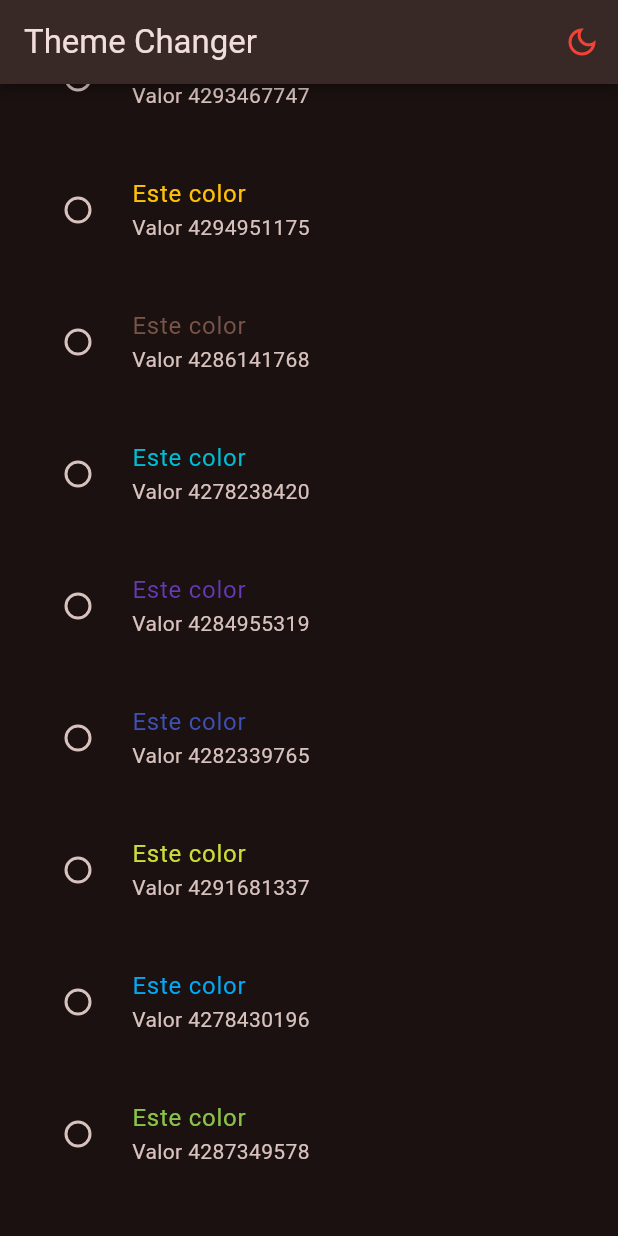
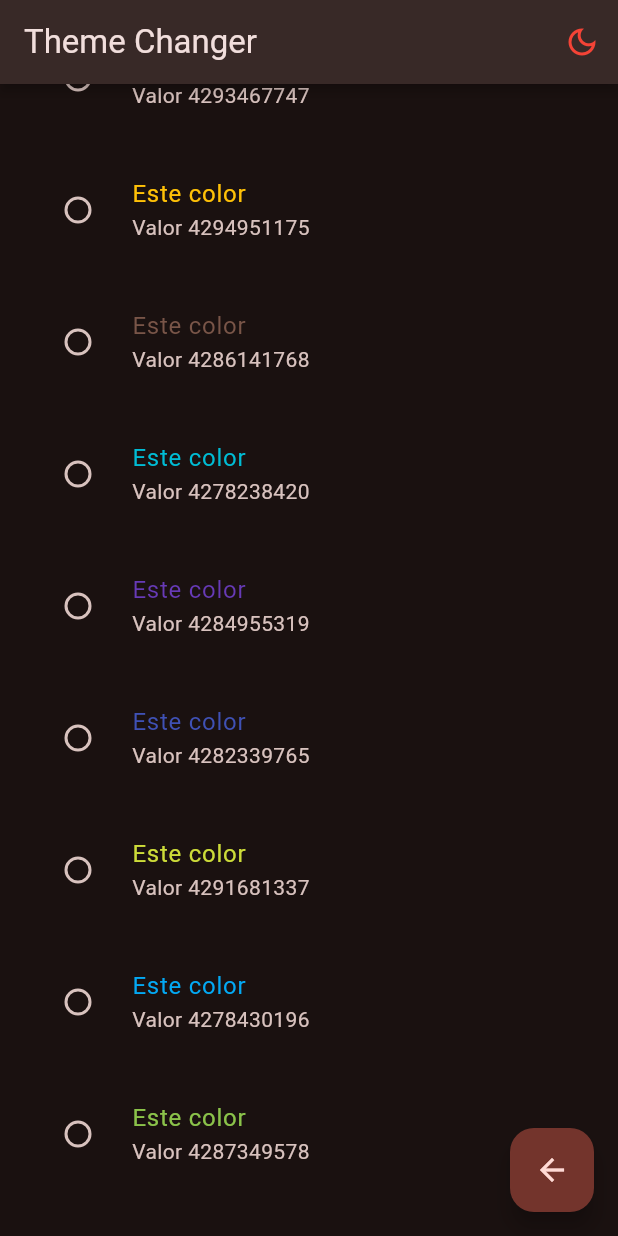
Before and after one commit to rafaelgamezdiaz/widgets_app, a Flutter app: the ThemeChangerScreen screen opened by its route, scrolled down 576 dp, after a tap on the "light mode" icon, on a phone screen of 412 x 824 dp. Run offline on Flutter 3.47's test engine with Material 3 defaults, Android fonts, the phone set to English and light mode, and no system bars; our stand-ins replace animate_do, flutter_riverpod, go_router, riverpod_annotation; generated files the repository leaves out were written again.

Commit message:
state notifier finished

```diff
--- a/lib/config/theme/app_theme.dart
+++ b/lib/config/theme/app_theme.dart
@@ -38,4 +38,11 @@ class AppTheme {
       iconTheme: IconThemeData(color: Colors.black),
     ),
   );
+
+  AppTheme copyWith({int? selectedColor, Brightness? brightness}) {
+    return AppTheme(
+      selectedColor: selectedColor ?? this.selectedColor,
+      brightness: brightness ?? this.brightness,
+    );
+  }
 }
--- a/lib/main.dart
+++ b/lib/main.dart
@@ -13,18 +13,21 @@ class MainApp extends ConsumerWidget {
 
   @override
   Widget build(BuildContext context, WidgetRef ref) {
-    final isDarkMode = ref.watch(widgetAppThemeProvider);
-    final brigtness = isDarkMode ? Brightness.dark : Brightness.light;
-    final selectedColor = ref.watch(selectedColorNotifierProvider);
+    // final isDarkMode = ref.watch(widgetAppThemeProvider);
+    //final brigtness = isDarkMode ? Brightness.dark : Brightness.light;
+    // final selectedColor = ref.watch(selectedColorNotifierProvider);
+
+    final AppTheme appTheme = ref.watch(themeNotifierProvider);
 
     return MaterialApp.router(
       title: 'Widgets App',
       routerConfig: appRouter,
-      theme:
-          AppTheme(
-            selectedColor: selectedColor,
-            brightness: brigtness,
-          ).getThemeData(),
+      theme: appTheme.getThemeData(),
+      // theme:
+      // AppTheme(
+      //   selectedColor: selectedColor,
+      //   brightness: brigtness,
+      // ).getThemeData(),
       debugShowCheckedModeBanner: false,
     );
   }
--- a/lib/presentation/screens/theme_changer/theme_changer_screen.dart
+++ b/lib/presentation/screens/theme_changer/theme_changer_screen.dart
@@ -1,5 +1,6 @@
 import 'package:flutter/material.dart';
 import 'package:flutter_riverpod/flutter_riverpod.dart';
+import 'package:go_router/go_router.dart';
 import 'package:widgets_app/providers/theme_provider.dart';
 
 class ThemeChangerScreen extends ConsumerWidget {
@@ -9,7 +10,10 @@ class ThemeChangerScreen extends ConsumerWidget {
 
   @override
   Widget build(BuildContext context, WidgetRef ref) {
-    final bool isDarkMode = ref.watch(widgetAppThemeProvider);
+    final brightness = ref.watch(themeNotifierProvider).brightness;
+    final isDarkMode = brightness == Brightness.dark;
+    //final bool isDarkMode = ref.watch(widgetAppThemeProvider);
+    // final theme = ref.watch(themeNotifierProvider);
 
     return Scaffold(
       appBar: AppBar(
@@ -21,12 +25,19 @@ class ThemeChangerScreen extends ConsumerWidget {
               color: Colors.primaries[0],
             ),
             onPressed: () {
-              ref.read(widgetAppThemeProvider.notifier).changeTheme();
+              ref.read(themeNotifierProvider.notifier).toggleDarkMode();
+              // ref.read(widgetAppThemeProvider.notifier).changeTheme();
             },
           ),
         ],
       ),
       body: _ThemeChangerView(),
+      floatingActionButton: FloatingActionButton(
+        onPressed: () {
+          context.pop();
+        },
+        child: Icon(Icons.arrow_back),
+      ),
     );
   }
 }
@@ -36,7 +47,9 @@ class _ThemeChangerView extends ConsumerWidget {
   Widget build(BuildContext context, WidgetRef ref) {
     final List<Color> colors = ref.watch(colorListProvider);
     // final int selectedColor = ref.watch(selectedColorProvider);
-    final int selectedColor = ref.watch(selectedColorNotifierProvider);
+    // final int selectedColor = ref.watch(selectedColorNotifierProvider);
+    final int selectedColor = ref.watch(themeNotifierProvider).selectedColor;
+
     return ListView.builder(
       itemCount: colors.length,
       itemBuilder: (context, index) {
@@ -50,8 +63,12 @@ class _ThemeChangerView extends ConsumerWidget {
             groupValue: selectedColor,
             onChanged: (value) {
               ref
-                  .read(selectedColorNotifierProvider.notifier)
-                  .changeSelectedColor(value);
+                  .read(themeNotifierProvider.notifier)
+                  .changeAppSelectedColor(value);
+
+              // ref
+              // .read(selectedColorNotifierProvider.notifier)
+              // .changeSelectedColor(value);
             },
           ),
         );
--- a/lib/providers/theme_provider.dart
+++ b/lib/providers/theme_provider.dart
@@ -1,3 +1,4 @@
+import 'package:flutter/services.dart';
 import 'package:flutter/widgets.dart';
 import 'package:flutter_riverpod/flutter_riverpod.dart';
 import 'package:riverpod_annotation/riverpod_annotation.dart';
@@ -9,6 +10,9 @@ bool isDarkMode = false;
 
 int selectedColor = 0;
 
+// The next class is a provider that will be used to change the theme of the app Dark or Light
+// actually the use of this class is commented in the code because the final implementation use
+// the ThemeNotifier class (themeNotifierProvider is generated by the command flutter pub run build_runner build)
 @riverpod
 class WidgetAppTheme extends _$WidgetAppTheme {
   @override
@@ -33,3 +37,23 @@ class SelectedColorNotifier extends _$SelectedColorNotifier {
     state = value;
   }
 }
+
+// The next class is a provider that will be used to change the theme of the app Dark or Light and the color of the app
+@riverpod
+class ThemeNotifier extends _$ThemeNotifier {
+  @override
+  AppTheme build() => AppTheme(); // state va a ser una instancia de Apptheme
+
+  void toggleDarkMode() {
+    state = state.copyWith(
+      brightness:
+          state.brightness == Brightness.dark
+              ? Brightness.light
+              : Brightness.dark,
+    );
+  }
+
+  void changeAppSelectedColor(value) {
+    state = state.copyWith(selectedColor: value);
+  }
+}
```
Also changed, not shown: lib/providers/theme_provider.g.dart.
